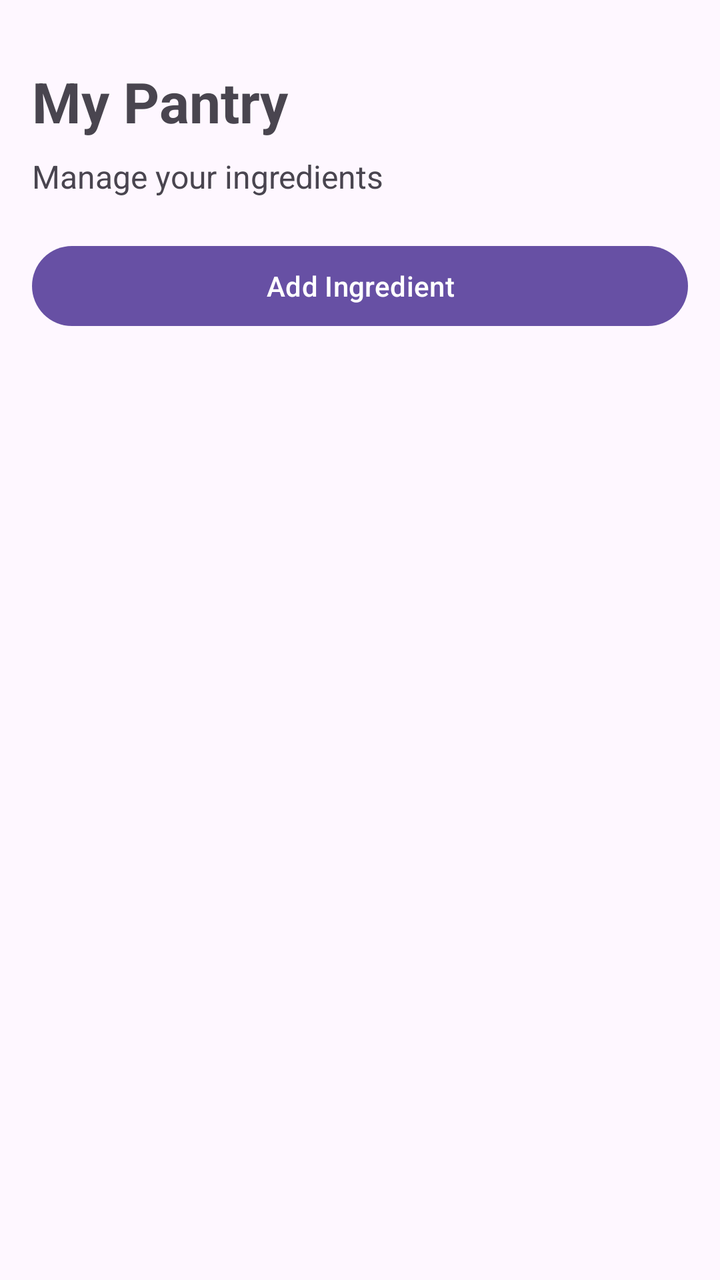
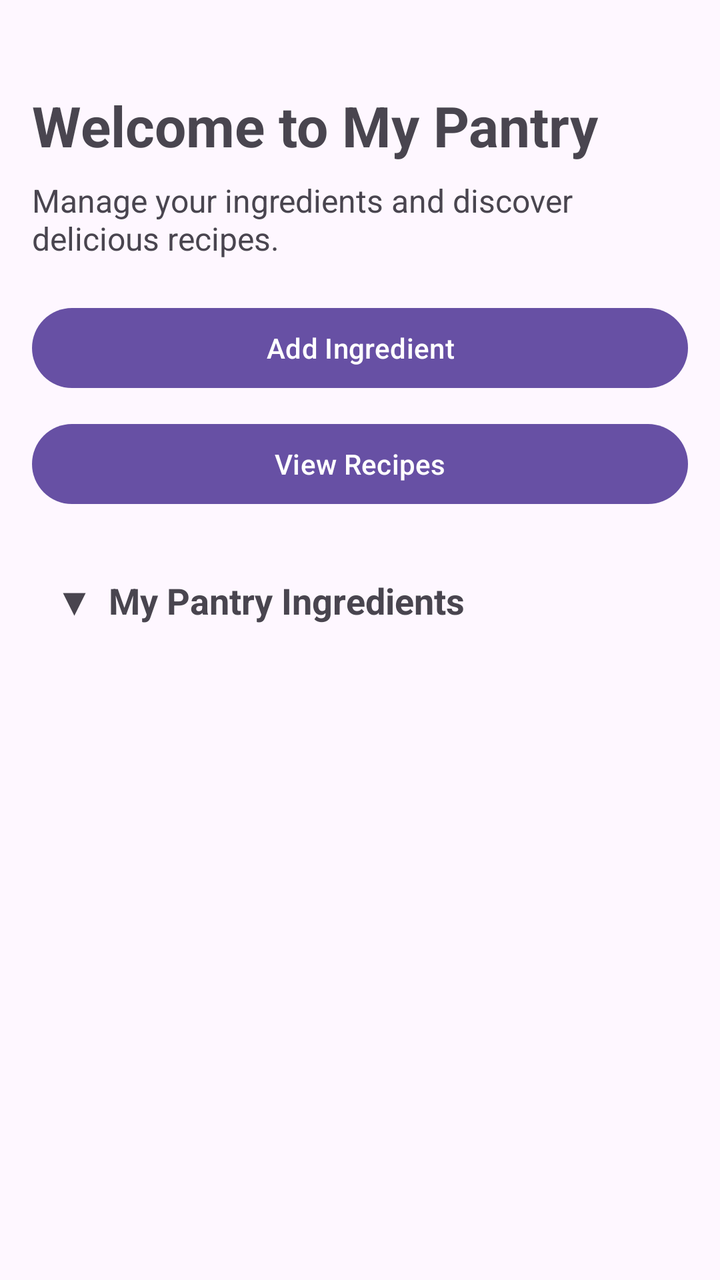

An Android layout rendered at two revisions. The XML below is the earlier revision; the diff shows what the commit changed to produce the second picture.
<!-- AndroidManifest.xml: application theme Theme.SmartPantryManager -->
<!-- res/layout/activity_main.xml -->
<?xml version="1.0" encoding="utf-8"?>
<androidx.constraintlayout.widget.ConstraintLayout
    xmlns:android="http://schemas.android.com/apk/res/android"
    xmlns:app="http://schemas.android.com/apk/res-auto"
    android:id="@+id/main"
    android:layout_width="match_parent"
    android:layout_height="match_parent"
    android:padding="16dp">

    <TextView
        android:id="@+id/tvPantryTitle"
        android:layout_width="0dp"
        android:layout_height="wrap_content"
        android:text="My Pantry"
        android:textSize="28sp"
        android:textStyle="bold"
        android:layout_marginTop="16dp"
        app:layout_constraintTop_toTopOf="parent"
        app:layout_constraintStart_toStartOf="parent"
        app:layout_constraintEnd_toEndOf="parent" />

    <TextView
        android:id="@+id/tvPantrySubtitle"
        android:layout_width="0dp"
        android:layout_height="wrap_content"
        android:text="Manage your ingredients"
        android:textSize="16sp"
        android:layout_marginTop="8dp"
        app:layout_constraintTop_toBottomOf="@id/tvPantryTitle"
        app:layout_constraintStart_toStartOf="parent"
        app:layout_constraintEnd_toEndOf="parent" />

    <Button
        android:id="@+id/btnAddIngredient"
        android:layout_width="0dp"
        android:layout_height="wrap_content"
        android:text="Add Ingredient"
        android:layout_marginTop="20dp"
        app:layout_constraintTop_toBottomOf="@id/tvPantrySubtitle"
        app:layout_constraintStart_toStartOf="parent"
        app:layout_constraintEnd_toEndOf="parent" />

    <androidx.recyclerview.widget.RecyclerView
        android:id="@+id/recyclerViewPantry"
        android:layout_width="0dp"
        android:layout_height="0dp"
        android:layout_marginTop="16dp"
        app:layout_constraintTop_toBottomOf="@id/btnAddIngredient"
        app:layout_constraintBottom_toBottomOf="parent"
        app:layout_constraintStart_toStartOf="parent"
        app:layout_constraintEnd_toEndOf="parent" />

</androidx.constraintlayout.widget.ConstraintLayout>
<!-- resources referenced by this layout -->
<resources>
  <style name="Theme.SmartPantryManager" parent="Base.Theme.SmartPantryManager" />
  <style name="Base.Theme.SmartPantryManager" parent="Theme.Material3.DayNight.NoActionBar">
          
          
      </style>
</resources>

<!-- the commit's change to res/layout/activity_main.xml (unified diff, before → after) -->
@@ -7,45 +7,80 @@
     android:layout_height="match_parent"
     android:padding="16dp">
 
+    
     <TextView
-        android:id="@+id/tvPantryTitle"
+        android:id="@+id/tvWelcomeTitle"
         android:layout_width="0dp"
         android:layout_height="wrap_content"
-        android:text="My Pantry"
+        android:layout_marginTop="28dp"
+        android:text="Welcome to My Pantry"
         android:textSize="28sp"
         android:textStyle="bold"
-        android:layout_marginTop="16dp"
         app:layout_constraintTop_toTopOf="parent"
         app:layout_constraintStart_toStartOf="parent"
         app:layout_constraintEnd_toEndOf="parent" />
 
+    
     <TextView
-        android:id="@+id/tvPantrySubtitle"
+        android:id="@+id/tvWelcomeSubtitle"
         android:layout_width="0dp"
         android:layout_height="wrap_content"
-        android:text="Manage your ingredients"
+        android:layout_marginTop="8dp"
+        android:text="Manage your ingredients and discover delicious recipes."
         android:textSize="16sp"
-        android:layout_marginTop="8dp"
-        app:layout_constraintTop_toBottomOf="@id/tvPantryTitle"
+        app:layout_constraintTop_toBottomOf="@id/tvWelcomeTitle"
         app:layout_constraintStart_toStartOf="parent"
         app:layout_constraintEnd_toEndOf="parent" />
 
+    
     <Button
         android:id="@+id/btnAddIngredient"
         android:layout_width="0dp"
         android:layout_height="wrap_content"
+        android:layout_marginTop="20dp"
         android:text="Add Ingredient"
-        android:layout_marginTop="20dp"
-        app:layout_constraintTop_toBottomOf="@id/tvPantrySubtitle"
+        app:layout_constraintTop_toBottomOf="@id/tvWelcomeSubtitle"
         app:layout_constraintStart_toStartOf="parent"
         app:layout_constraintEnd_toEndOf="parent" />
 
+    
+    <Button
+        android:id="@+id/btnViewRecipes"
+        android:layout_width="0dp"
+        android:layout_height="wrap_content"
+        android:layout_marginTop="10dp"
+        android:text="View Recipes"
+        app:layout_constraintTop_toBottomOf="@id/btnAddIngredient"
+        app:layout_constraintStart_toStartOf="parent"
+        app:layout_constraintEnd_toEndOf="parent" />
+
+    
+    <TextView
+        android:id="@+id/tvPantrySection"
+        android:layout_width="0dp"
+        android:layout_height="wrap_content"
+        android:layout_marginTop="20dp"
+        android:background="?attr/selectableItemBackground"
+        android:clickable="true"
+        android:focusable="true"
+        android:padding="12dp"
+        android:text="▼  My Pantry Ingredients"
+        android:textSize="18sp"
+        android:textStyle="bold"
+        app:layout_constraintTop_toBottomOf="@id/btnViewRecipes"
+        app:layout_constraintStart_toStartOf="parent"
+        app:layout_constraintEnd_toEndOf="parent" />
+
+    
     <androidx.recyclerview.widget.RecyclerView
         android:id="@+id/recyclerViewPantry"
         android:layout_width="0dp"
         android:layout_height="0dp"
-        android:layout_marginTop="16dp"
-        app:layout_constraintTop_toBottomOf="@id/btnAddIngredient"
+        android:layout_marginTop="8dp"
+        android:visibility="gone"
+        android:clipToPadding="false"
+        android:paddingBottom="16dp"
+        app:layout_constraintTop_toBottomOf="@id/tvPantrySection"
         app:layout_constraintBottom_toBottomOf="parent"
         app:layout_constraintStart_toStartOf="parent"
         app:layout_constraintEnd_toEndOf="parent" />
